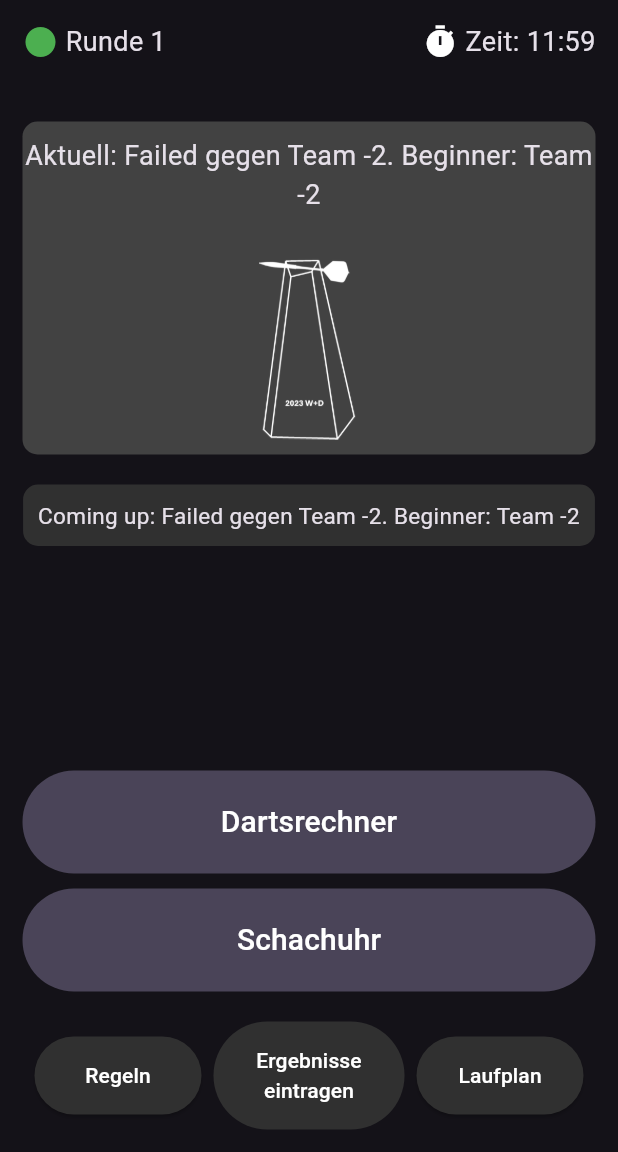
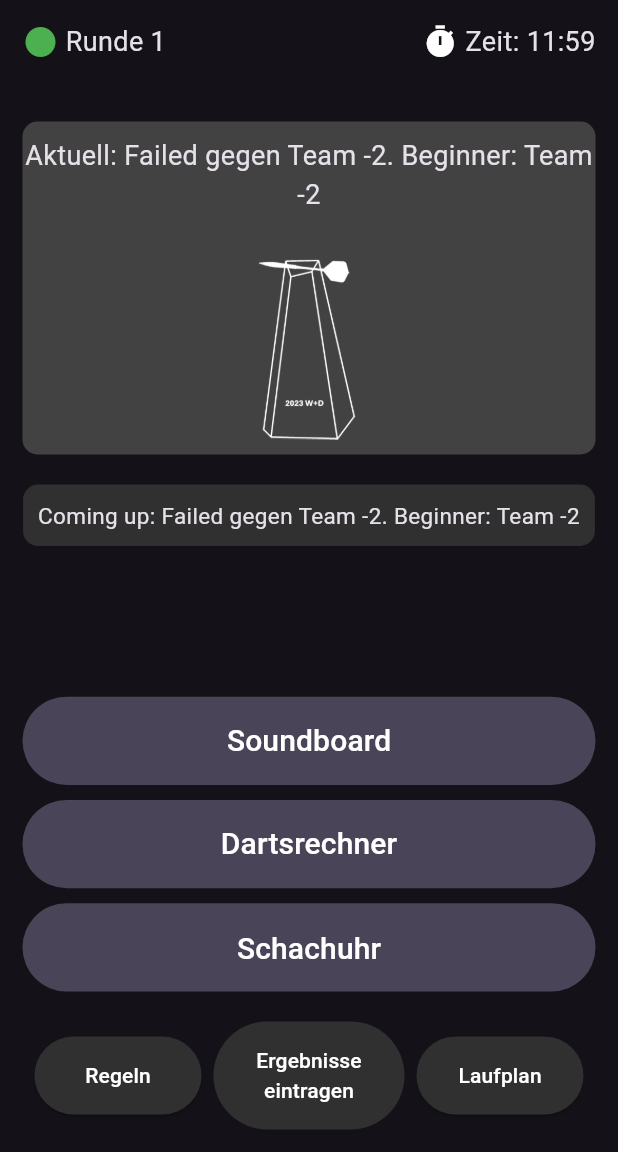
Before and after one commit to PhoenixFlyy/MiniOlympiade, a Flutter app: the MainMenu screen opened directly, on a phone screen of 412 x 824 dp, the part 84-1236 px from its top. Run offline on Flutter 3.47's test engine with Material 2 defaults, Android fonts, the phone set to English and light mode, and no system bars; our stand-ins replace audioplayers, firebase_core, firebase_database, shared_preferences; accounts and stored records are empty.

Commit message:
Add Soundboard

```diff
--- a/winter_olympiade/lib/MainMenu.dart
+++ b/winter_olympiade/lib/MainMenu.dart
@@ -5,6 +5,7 @@ import 'package:firebase_database/firebase_database.dart';
 import 'package:flutter/material.dart';
 import 'package:flutter/services.dart';
 import 'package:intl/intl.dart';
+import 'package:olympiade/utils/Soundboard.dart';
 import 'package:shared_preferences/shared_preferences.dart';
 
 import 'ChessClock.dart';
@@ -477,9 +478,28 @@ class _MainMenuState extends State<MainMenu> {
             Column(
               children: [
                 Padding(
-                  padding: const EdgeInsets.only(bottom: 10, top: 20),
+                  padding: const EdgeInsets.only(bottom: 10),
                   child: SizedBox(
-                    height: MediaQuery.of(context).size.height / 12,
+                    height: MediaQuery.of(context).size.height / 14,
+                    width: double.infinity,
+                    child: FilledButton.tonal(
+                      onPressed: () {
+                        Navigator.push(
+                            context,
+                            MaterialPageRoute(
+                                builder: (context) => const SoundBoard()));
+                      },
+                      child: const Text(
+                        'Soundboard',
+                        style: TextStyle(fontSize: 20, color: Colors.white),
+                      ),
+                    ),
+                  ),
+                ),
+                Padding(
+                  padding: const EdgeInsets.only(bottom: 10),
+                  child: SizedBox(
+                    height: MediaQuery.of(context).size.height / 14,
                     width: double.infinity,
                     child: FilledButton.tonal(
                       onPressed: () {
@@ -498,7 +518,7 @@ class _MainMenuState extends State<MainMenu> {
                 Padding(
                   padding: const EdgeInsets.only(bottom: 20),
                   child: SizedBox(
-                    height: MediaQuery.of(context).size.height / 12,
+                    height: MediaQuery.of(context).size.height / 14,
                     width: double.infinity,
                     child: FilledButton.tonal(
                       style: ElevatedButton.styleFrom(
```
Also changed, not shown: winter_olympiade/lib/utils/PlaySounds.dart (+18 -0 lines), winter_olympiade/lib/utils/Soundboard.dart (added, +54 -0 lines), 3 other files.
